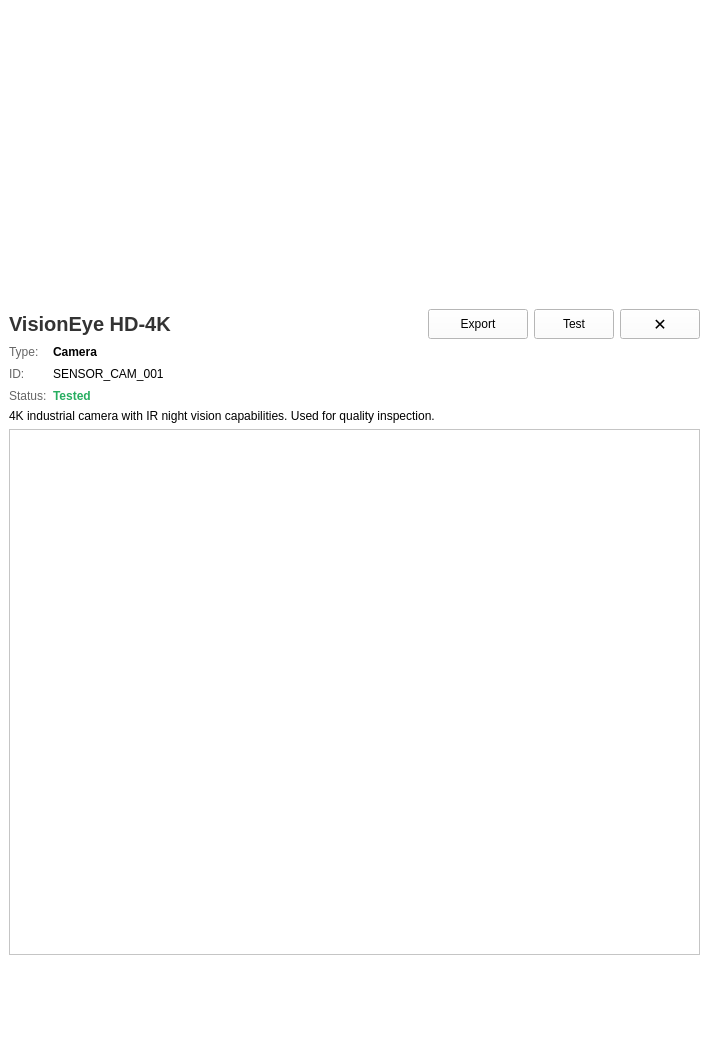
This is qt/sensor_details.ui in Alexey-Nikolaevic-B/2042_sensor_testing as Qt 5 draws it before an edit. The edited form follows.
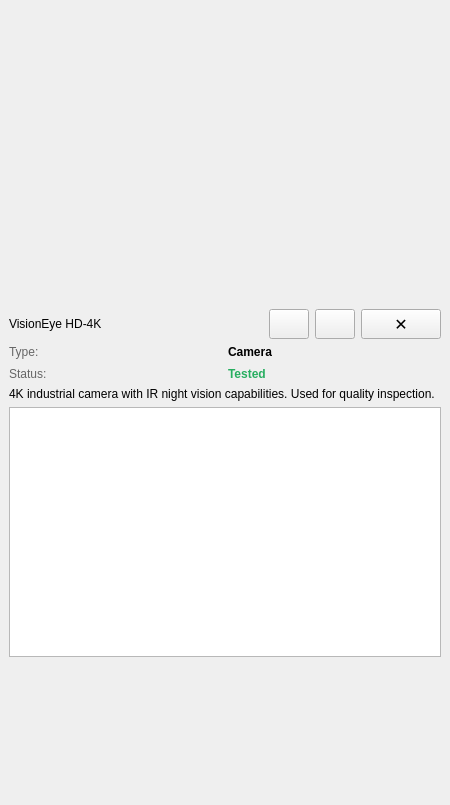
This is the edited form.

Commit message: # beta test  page

Diff of the .ui file:
```diff
--- a/qt/sensor_details.ui
+++ b/qt/sensor_details.ui
@@ -6,18 +6,30 @@
    <rect>
     <x>0</x>
     <y>0</y>
-    <width>709</width>
-    <height>1055</height>
+    <width>450</width>
+    <height>805</height>
    </rect>
   </property>
   <property name="minimumSize">
    <size>
-    <width>700</width>
+    <width>450</width>
+    <height>0</height>
+   </size>
+  </property>
+  <property name="maximumSize">
+   <size>
+    <width>500</width>
+    <height>16777215</height>
+   </size>
+  </property>
+  <property name="sizeIncrement">
+   <size>
+    <width>500</width>
     <height>0</height>
    </size>
   </property>
   <property name="styleSheet">
-   <string notr="true">background-color: white;</string>
+   <string notr="true"/>
   </property>
   <layout class="QVBoxLayout" name="verticalLayout">
    <property name="spacing">
@@ -36,6 +48,11 @@
     <number>0</number>
    </property>
    <item>
+    <layout class="QHBoxLayout" name="horizontalLayout">
+     <property name="topMargin">
+      <number>0</number>
+     </property>
+     <item>
     <widget class="QLabel" name="image_label">
      <property name="minimumSize">
       <size>
@@ -45,7 +62,7 @@
      </property>
      <property name="maximumSize">
       <size>
-       <width>16777215</width>
+         <width>300</width>
        <height>300</height>
       </size>
      </property>
@@ -60,6 +77,8 @@
      </property>
     </widget>
    </item>
+    </layout>
+   </item>
    <item>
     <widget class="QWidget" name="widget" native="true">
      <property name="minimumSize">
@@ -77,7 +96,7 @@
         <item>
          <widget class="QLabel" name="sensor_name">
           <property name="styleSheet">
-           <string notr="true">font-size: 20px; font-weight: bold; color: #333333;</string>
+           <string notr="true"/>
           </property>
           <property name="text">
            <string>VisionEye HD-4K</string>
@@ -98,20 +117,7 @@
          </spacer>
         </item>
         <item>
-         <widget class="QPushButton" name="btn_export">
-          <property name="minimumSize">
-           <size>
-            <width>100</width>
-            <height>30</height>
-           </size>
-          </property>
-          <property name="text">
-           <string>Export</string>
-          </property>
-         </widget>
-        </item>
-        <item>
-         <widget class="QPushButton" name="btn_new_test">
+         <widget class="QPushButton" name="btn_test_sensor">
           <property name="minimumSize">
            <size>
             <width>0</width>
@@ -125,7 +131,20 @@
            </size>
           </property>
           <property name="text">
-           <string>Test</string>
+           <string/>
+          </property>
+         </widget>
+        </item>
+        <item>
+         <widget class="QPushButton" name="btn_export">
+          <property name="minimumSize">
+           <size>
+            <width>0</width>
+            <height>30</height>
+           </size>
+          </property>
+          <property name="text">
+           <string/>
           </property>
          </widget>
         </item>
@@ -148,12 +167,28 @@
        </layout>
       </item>
       <item>
-       <layout class="QGridLayout" name="gridLayout" columnstretch="0,1">
+       <layout class="QGridLayout" name="gridLayout" columnstretch="0,0">
         <property name="verticalSpacing">
          <number>8</number>
         </property>
-        <item row="2" column="0">
+        <item row="1" column="1">
+         <widget class="QLabel" name="status_label">
+          <property name="styleSheet">
+           <string notr="true">color: #27ae60; font-weight: bold;</string>
+          </property>
+          <property name="text">
+           <string>Tested</string>
+          </property>
+         </widget>
+        </item>
+        <item row="1" column="0">
          <widget class="QLabel" name="label_status">
+          <property name="sizePolicy">
+           <sizepolicy hsizetype="Minimum" vsizetype="Preferred">
+            <horstretch>0</horstretch>
+            <verstretch>0</verstretch>
+           </sizepolicy>
+          </property>
           <property name="styleSheet">
            <string notr="true">color: #666666;</string>
           </property>
@@ -162,18 +197,14 @@
           </property>
          </widget>
         </item>
-        <item row="1" column="0">
-         <widget class="QLabel" name="label_id">
-          <property name="styleSheet">
-           <string notr="true">color: #666666;</string>
-          </property>
-          <property name="text">
-           <string>ID:</string>
-          </property>
-         </widget>
-        </item>
         <item row="0" column="0">
          <widget class="QLabel" name="label_type">
+          <property name="sizePolicy">
+           <sizepolicy hsizetype="Preferred" vsizetype="Minimum">
+            <horstretch>0</horstretch>
+            <verstretch>0</verstretch>
+           </sizepolicy>
+          </property>
           <property name="styleSheet">
            <string notr="true">color: #666666;</string>
           </property>
@@ -192,23 +223,6 @@
           </property>
          </widget>
         </item>
-        <item row="1" column="1">
-         <widget class="QLabel" name="id_label">
-          <property name="text">
-           <string>SENSOR_CAM_001</string>
-          </property>
-         </widget>
-        </item>
-        <item row="2" column="1">
-         <widget class="QLabel" name="status_label">
-          <property name="styleSheet">
-           <string notr="true">color: #27ae60; font-weight: bold;</string>
-          </property>
-          <property name="text">
-           <string>Tested</string>
-          </property>
-         </widget>
-        </item>
        </layout>
       </item>
       <item>
@@ -236,6 +250,29 @@
         </property>
        </widget>
       </item>
+      <item>
+       <layout class="QHBoxLayout" name="horizontalLayout_2">
+        <property name="topMargin">
+         <number>0</number>
+        </property>
+        <property name="bottomMargin">
+         <number>100</number>
+        </property>
+        <item>
+         <spacer name="horizontalSpacer_2">
+          <property name="orientation">
+           <enum>Qt::Horizontal</enum>
+          </property>
+          <property name="sizeHint" stdset="0">
+           <size>
+            <width>40</width>
+            <height>20</height>
+           </size>
+          </property>
+         </spacer>
+        </item>
+       </layout>
+      </item>
      </layout>
     </widget>
    </item>
```
Lines whose indentation alone changed are shown as unchanged. The commit also changes 33 other files.
